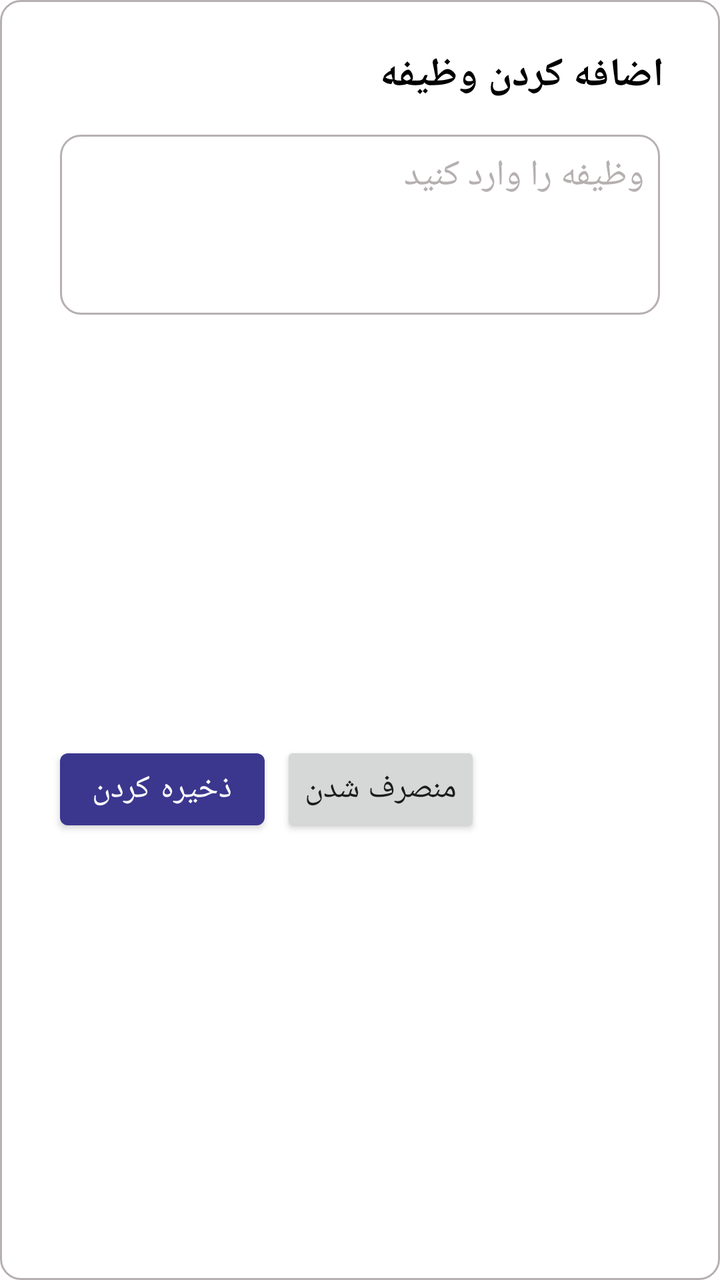
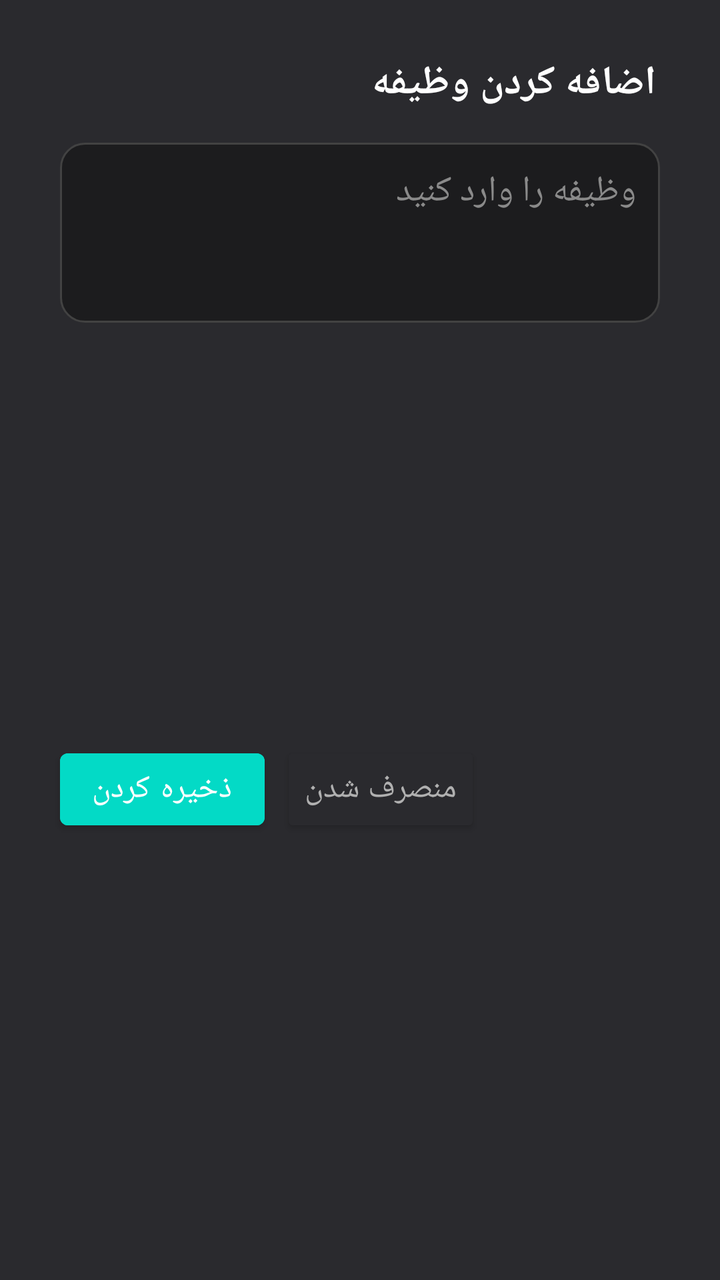

Screens rendered from an Android XML layout before and after an edit, with the pre-edit source and the edit as a unified diff.
<!-- AndroidManifest.xml: application theme Theme.TaskApp -->
<!-- res/layout/custom_dialog.xml -->
<?xml version="1.0" encoding="utf-8"?>
<androidx.constraintlayout.widget.ConstraintLayout
    xmlns:android="http://schemas.android.com/apk/res/android"
    xmlns:app="http://schemas.android.com/apk/res-auto"
    android:background="@drawable/back_edit_text"
    android:padding="12dp"
    android:layoutDirection="ltr"
    android:layout_width="wrap_content"
    android:layout_height="wrap_content">

    <TextView
        android:id="@+id/textView2"
        android:layout_width="wrap_content"
        android:layout_height="wrap_content"
        android:layout_marginTop="12dp"
        android:layout_marginEnd="16dp"
        android:text="@string/add_task"
        android:textColor="@color/text_black"
        android:textStyle="bold"
        android:textSize="20sp"
        app:layout_constraintEnd_toEndOf="parent"
        app:layout_constraintTop_toTopOf="parent" />

    <androidx.appcompat.widget.AppCompatEditText
        android:id="@+id/edtTask"
        android:layout_width="300dp"
        android:layout_height="90dp"
        android:layout_marginStart="16dp"
        android:layout_marginTop="16dp"
        android:background="@drawable/back_edit_text"
        android:gravity="start|top"
        android:hint="@string/hint_task"
        android:inputType="textMultiLine"
        android:padding="8dp"
        android:textColor="@color/text_black"
        android:textColorHint="#B6B0B0"
        android:textDirection="rtl"
        android:textSize="18sp"
        app:layout_constraintEnd_toEndOf="@+id/textView2"
        app:layout_constraintStart_toStartOf="parent"
        app:layout_constraintTop_toBottomOf="@+id/textView2" />

    <Button
        android:id="@+id/btnSave"
        android:layout_width="wrap_content"
        android:layout_height="wrap_content"
        android:layout_marginTop="16dp"
        android:layout_marginBottom="12dp"
        android:text="@string/save"
        android:textSize="16sp"
        app:layout_constraintBottom_toBottomOf="parent"
        app:layout_constraintStart_toStartOf="@+id/edtTask"
        app:layout_constraintTop_toBottomOf="@+id/edtTask" />

    <androidx.appcompat.widget.AppCompatButton
        android:id="@+id/btnCancel"
        android:layout_width="wrap_content"
        android:layout_height="wrap_content"
        android:layout_marginStart="8dp"
        android:textSize="16sp"
        android:text="@string/cancel"
        app:layout_constraintBottom_toBottomOf="@+id/btnSave"
        app:layout_constraintStart_toEndOf="@+id/btnSave"
        app:layout_constraintTop_toTopOf="@+id/btnSave" />

</androidx.constraintlayout.widget.ConstraintLayout>
<!-- resources referenced by this layout -->
<resources>
  <color name="text_black">#FF000000</color>
  <!-- drawable back_edit_text (drawable) -->
  <?xml version="1.0" encoding="utf-8"?>
  <shape xmlns:android="http://schemas.android.com/apk/res/android">
  
      <solid android:color="@color/white"/>
  
      <corners android:radius="10dp"/>
  
      <stroke
          android:width="1dp"
          android:color="#B6B0B0"/>
  
  </shape>
  <string name="add_task">اضافه کردن وظیفه</string>
  <string name="cancel">منصرف شدن</string>
  <string name="hint_task">وظیفه را وارد کنید</string>
  <string name="save">ذخیره کردن</string>
  <style name="Theme.TaskApp" parent="Theme.MaterialComponents.DayNight.NoActionBar">
          
          <item name="colorPrimary">@color/purple_500</item>
          <item name="colorPrimaryVariant">@color/purple_700</item>
          <item name="colorOnPrimary">@color/white</item>
          
          <item name="colorSecondary">@color/teal_200</item>
          <item name="colorSecondaryVariant">@color/teal_700</item>
          <item name="colorOnSecondary">@color/black</item>
          
          <item name="android:statusBarColor">?attr/colorPrimaryVariant</item>
          
      </style>
  <color name="white">#FFFFFFFF</color>
  <color name="purple_500">#3B378E</color>
  <color name="purple_700">#3B378E</color>
  <color name="teal_200">#FF03DAC5</color>
  <color name="teal_700">#FF018786</color>
  <color name="black">#FF000000</color>
</resources>

<!-- the commit's change to res/layout/custom_dialog.xml (unified diff, before → after) -->
@@ -2,8 +2,8 @@
 <androidx.constraintlayout.widget.ConstraintLayout
     xmlns:android="http://schemas.android.com/apk/res/android"
     xmlns:app="http://schemas.android.com/apk/res-auto"
-    android:background="@drawable/back_edit_text"
-    android:padding="12dp"
+    android:background="@color/surface_variant_dark"
+    android:padding="16dp"
     android:layoutDirection="ltr"
     android:layout_width="wrap_content"
     android:layout_height="wrap_content">
@@ -15,7 +15,7 @@
         android:layout_marginTop="12dp"
         android:layout_marginEnd="16dp"
         android:text="@string/add_task"
-        android:textColor="@color/text_black"
+        android:textColor="@color/text_primary_dark"
         android:textStyle="bold"
         android:textSize="20sp"
         app:layout_constraintEnd_toEndOf="parent"
@@ -31,9 +31,9 @@
         android:gravity="start|top"
         android:hint="@string/hint_task"
         android:inputType="textMultiLine"
-        android:padding="8dp"
-        android:textColor="@color/text_black"
-        android:textColorHint="#B6B0B0"
+        android:padding="12dp"
+        android:textColor="@color/text_primary_dark"
+        android:textColorHint="@color/text_tertiary_dark"
         android:textDirection="rtl"
         android:textSize="18sp"
         app:layout_constraintEnd_toEndOf="@+id/textView2"
@@ -46,7 +46,10 @@
         android:layout_height="wrap_content"
         android:layout_marginTop="16dp"
         android:layout_marginBottom="12dp"
+        android:backgroundTint="@color/accent_blue"
         android:text="@string/save"
+        android:textAllCaps="false"
+        android:textColor="@color/white"
         android:textSize="16sp"
         app:layout_constraintBottom_toBottomOf="parent"
         app:layout_constraintStart_toStartOf="@+id/edtTask"
@@ -57,8 +60,11 @@
         android:layout_width="wrap_content"
         android:layout_height="wrap_content"
         android:layout_marginStart="8dp"
+        android:textAllCaps="false"
         android:textSize="16sp"
         android:text="@string/cancel"
+        android:textColor="@color/text_secondary_dark"
+        android:backgroundTint="@color/surface_variant_dark"
         app:layout_constraintBottom_toBottomOf="@+id/btnSave"
         app:layout_constraintStart_toEndOf="@+id/btnSave"
         app:layout_constraintTop_toTopOf="@+id/btnSave" />
<!-- resource entries referenced after the edit -->
@@ -1,17 +1,21 @@
 <!-- resources referenced by this layout -->
 <resources>
-  <color name="text_black">#FF000000</color>
+  <color name="accent_blue">#FF03DAC6</color>
+  <color name="surface_variant_dark">#FF2A2A2E</color>
+  <color name="text_primary_dark">#FFFFFFFF</color>
+  <color name="text_secondary_dark">#FFB0B0B0</color>
+  <color name="text_tertiary_dark">#FF8A8A8A</color>
   <!-- drawable back_edit_text (drawable) -->
   <?xml version="1.0" encoding="utf-8"?>
   <shape xmlns:android="http://schemas.android.com/apk/res/android">
   
-      <solid android:color="@color/white"/>
+      <solid android:color="@color/surface_dark"/>
   
-      <corners android:radius="10dp"/>
+      <corners android:radius="12dp"/>
   
       <stroke
           android:width="1dp"
-          android:color="#B6B0B0"/>
+          android:color="@color/border_dark"/>
   
   </shape>
   <string name="add_task">اضافه کردن وظیفه</string>
@@ -24,18 +28,42 @@
           <item name="colorPrimaryVariant">@color/purple_700</item>
           <item name="colorOnPrimary">@color/white</item>
           
+          
           <item name="colorSecondary">@color/teal_200</item>
           <item name="colorSecondaryVariant">@color/teal_700</item>
-          <item name="colorOnSecondary">@color/black</item>
+          <item name="colorOnSecondary">@color/background_dark</item>
           
-          <item name="android:statusBarColor">?attr/colorPrimaryVariant</item>
+          
+          <item name="android:colorBackground">@color/background_dark</item>
+          <item name="colorSurface">@color/surface_dark</item>
+          <item name="colorOnSurface">@color/text_primary_dark</item>
+          
+          
+          <item name="android:statusBarColor">@color/purple_700</item>
+          <item name="android:navigationBarColor">@color/background_dark</item>
+          
+          
+          <item name="android:textColorPrimary">@color/text_primary_dark</item>
+          <item name="android:textColorSecondary">@color/text_secondary_dark</item>
+          
+          
+          <item name="colorControlNormal">@color/accent_purple</item>
+          <item name="colorControlActivated">@color/accent_blue</item>
+          <item name="colorControlHighlight">@color/accent_purple</item>
+          
+          
+          <item name="colorSwitchThumbNormal">@color/surface_variant_dark</item>
+          
           
       </style>
+  <color name="surface_dark">#FF1C1C1E</color>
+  <color name="border_dark">#FF424242</color>
   <color name="white">#FFFFFFFF</color>
-  <color name="purple_500">#3B378E</color>
-  <color name="purple_700">#3B378E</color>
-  <color name="teal_200">#FF03DAC5</color>
-  <color name="teal_700">#FF018786</color>
-  <color name="black">#FF000000</color>
+  <color name="purple_500">#FF6200EE</color>
+  <color name="purple_700">#FF3700B3</color>
+  <color name="teal_200">#FF03DAC6</color>
+  <color name="teal_700">#FF0288D1</color>
+  <color name="background_dark">#FF0F0F0F</color>
+  <color name="accent_purple">#FFBB86FC</color>
 </resources>
 
